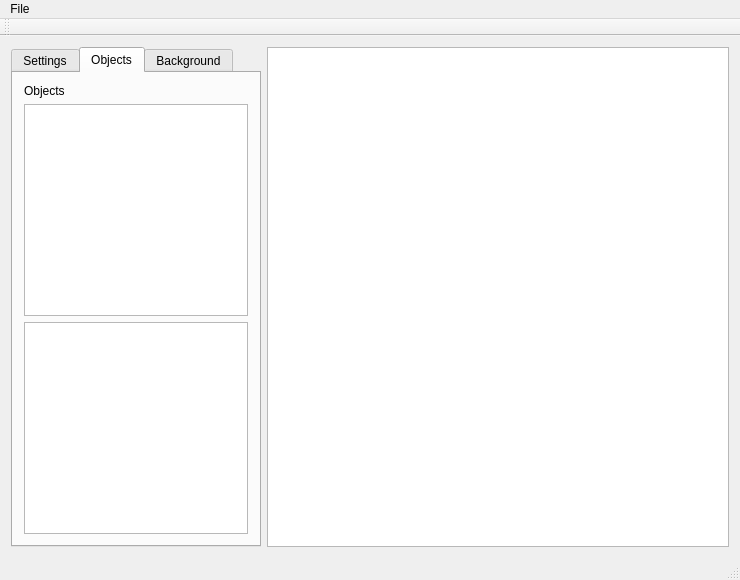
Before: the Qt Designer form mainwindow.ui in estiben/RoomEditor, drawn with Qt 5.
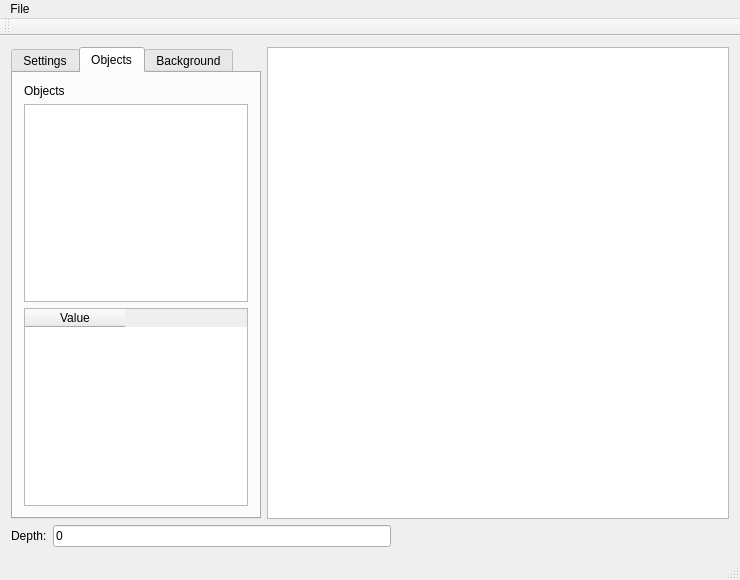
After: the same form once the commit is applied. The open tabs and pages were chosen to show the change.

Commit message: Added a depth option when placing objects. Allow user to specify parameters on placed objects.

The edit to the form file:
```diff
--- a/mainwindow.ui
+++ b/mainwindow.ui
@@ -223,7 +223,19 @@
              <widget class="QListWidget" name="listWidgetObjects"/>
             </item>
             <item>
-             <widget class="QGraphicsView" name="graphicsView_2"/>
+             <widget class="QTableWidget" name="tableWidgetProperties">
+              <property name="columnCount">
+               <number>1</number>
+              </property>
+              <attribute name="verticalHeaderVisible">
+               <bool>false</bool>
+              </attribute>
+              <column>
+               <property name="text">
+                <string>Value</string>
+               </property>
+              </column>
+             </widget>
             </item>
            </layout>
           </item>
@@ -284,6 +296,40 @@
       </item>
      </layout>
     </item>
+    <item>
+     <layout class="QHBoxLayout" name="horizontalLayout_6">
+      <item>
+       <widget class="QLabel" name="lblDepth">
+        <property name="text">
+         <string>Depth:</string>
+        </property>
+       </widget>
+      </item>
+      <item>
+       <widget class="QLineEdit" name="lineEditDepth">
+        <property name="inputMethodHints">
+         <set>Qt::ImhNone</set>
+        </property>
+        <property name="text">
+         <string>0</string>
+        </property>
+       </widget>
+      </item>
+      <item>
+       <spacer name="horizontalSpacer">
+        <property name="orientation">
+         <enum>Qt::Horizontal</enum>
+        </property>
+        <property name="sizeHint" stdset="0">
+         <size>
+          <width>40</width>
+          <height>20</height>
+         </size>
+        </property>
+       </spacer>
+      </item>
+     </layout>
+    </item>
    </layout>
   </widget>
   <widget class="QMenuBar" name="menuBar">
```
Left out of the diff: 2 changed lines with no effect on the pictures. The commit also changes 6 other files.
